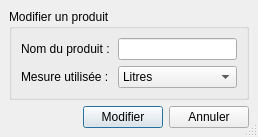
Before: the Qt Designer form CourseHelper/productmodifydialog.ui in GQMP/course-helper, drawn with Qt 5.
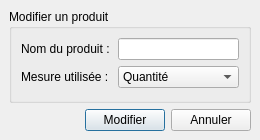
After: the same form once the commit is applied.

Patch:
```diff
--- a/CourseHelper/productmodifydialog.ui
+++ b/CourseHelper/productmodifydialog.ui
@@ -6,15 +6,24 @@
    <rect>
     <x>0</x>
     <y>0</y>
-    <width>258</width>
-    <height>128</height>
+    <width>260</width>
+    <height>140</height>
    </rect>
   </property>
+  <property name="minimumSize">
+   <size>
+    <width>260</width>
+    <height>140</height>
+   </size>
+  </property>
+  <property name="maximumSize">
+   <size>
+    <width>260</width>
+    <height>140</height>
+   </size>
+  </property>
   <property name="windowTitle">
-   <string>Dialog</string>
-  </property>
-  <property name="sizeGripEnabled">
-   <bool>true</bool>
+   <string>Modifier un produit</string>
   </property>
   <property name="modal">
    <bool>true</bool>
@@ -62,17 +71,7 @@
        </widget>
       </item>
       <item row="1" column="1">
-       <widget class="QComboBox" name="comboBox">
-        <item>
-         <property name="text">
-          <string>Litres</string>
-         </property>
-        </item>
-        <item>
-         <property name="text">
-          <string>Grammes</string>
-         </property>
-        </item>
+       <widget class="QComboBox" name="productMeasure">
         <item>
          <property name="text">
           <string>Quantité</string>
```
Left out of the diff: 29 changed lines with no effect on the pictures.
